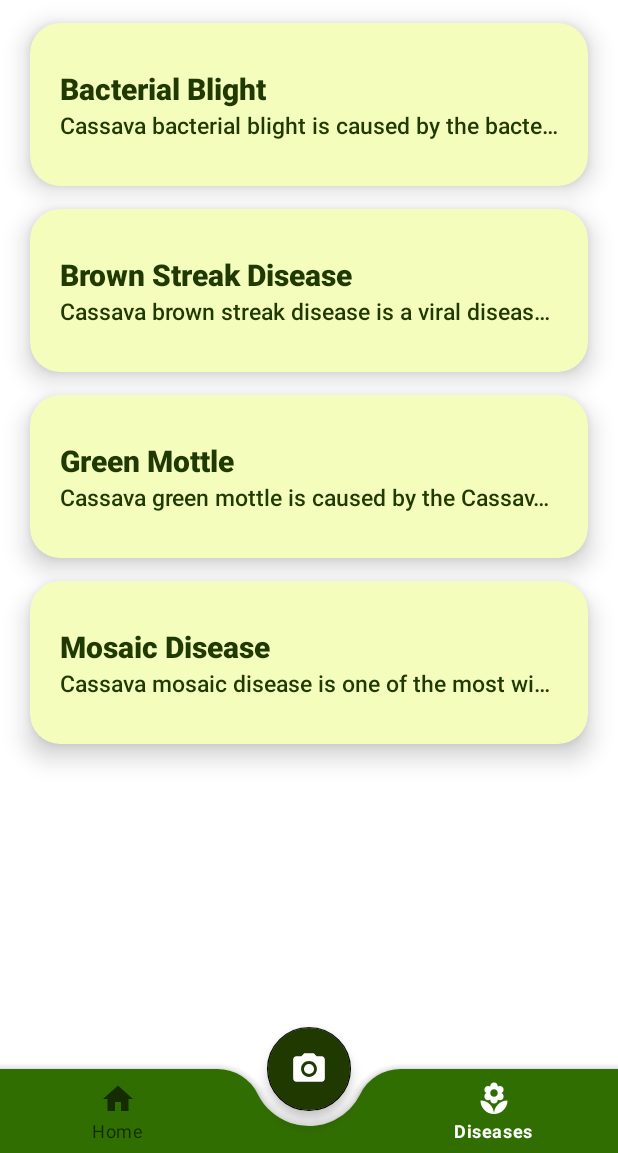
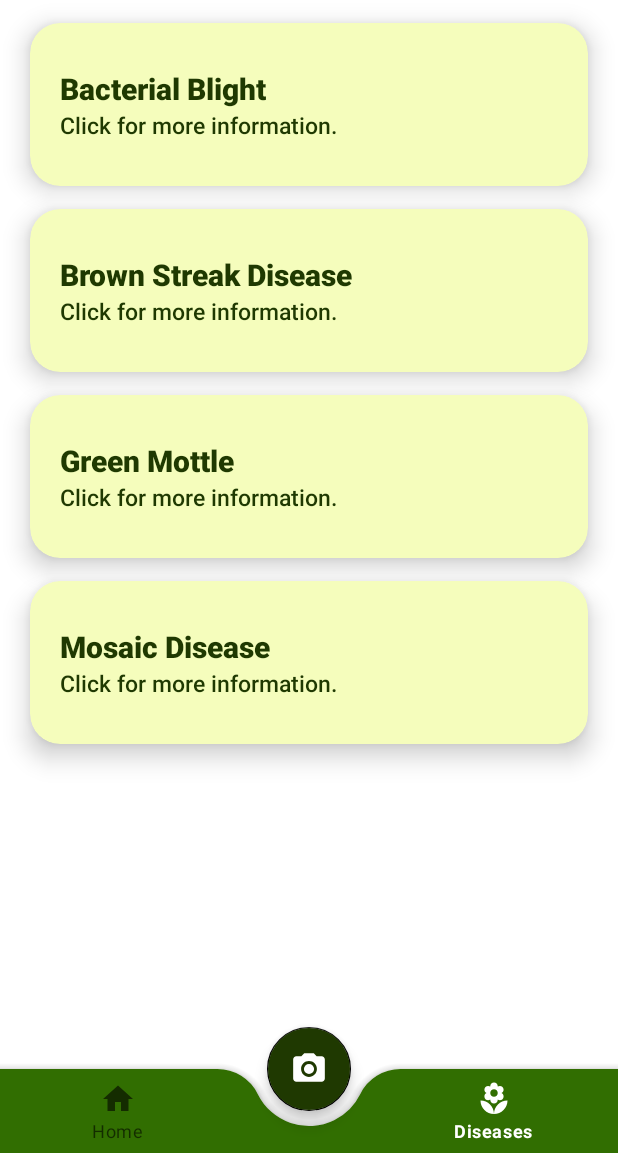
Before and after one commit to josephOrino/CassavaDx, an Android app: the screen it shows after launch (MainActivity), item 3 of the bottom bar chosen, on a phone screen of 412 x 824 dp, the part 83-1236 px from its top. Run offline under Robolectric (Android 15) with nearby library versions, the phone set to English and light mode, and no system bars; libraries missing offline, so code that uses them is left out: org.tensorflow.lite.

Commit message:
Added minor visual changes, corresponding treatment for each disease, working back button

```diff
--- a/app/src/main/java/com/example/cassavadx/DiseaseFragment.java
+++ b/app/src/main/java/com/example/cassavadx/DiseaseFragment.java
@@ -2,6 +2,7 @@ package com.example.cassavadx;
 
 import android.os.Bundle;
 
+import androidx.activity.OnBackPressedCallback;
 import androidx.cardview.widget.CardView;
 import androidx.fragment.app.Fragment;
 import androidx.fragment.app.FragmentManager;
@@ -26,7 +27,19 @@ public class DiseaseFragment extends Fragment {
         cardViewClick(view, R.id.greenMottleCV, R.string.green_mottle, R.string.green_mottle_description, R.string.green_mottle_treatment);
         cardViewClick(view, R.id.mosaicDiseaseCV, R.string.mosaic_disease, R.string.mosaic_disease_description, R.string.mosaic_disease_treatment);
 
+        // Intercept the back press event
+        OnBackPressedCallback callback = new OnBackPressedCallback(true) {
+            @Override
+            public void handleOnBackPressed() {
+                // Programmatically select the home tab in bottom navigation
+                if (getActivity() instanceof MainActivity) {
+                    ((MainActivity) getActivity()).navigateToHome();
+                }
+            }
+        };
 
+        // Add the callback to handle back press in this fragment
+        requireActivity().getOnBackPressedDispatcher().addCallback(getViewLifecycleOwner(), callback);
 
         return view;
     }
--- /dev/null
+++ b/app/src/main/res/drawable/baseline_arrow_back_24.xml
@@ -0,0 +1,5 @@
+<vector xmlns:android="http://schemas.android.com/apk/res/android" android:autoMirrored="true" android:height="24dp" android:tint="#FFFFFF" android:viewportHeight="24" android:viewportWidth="24" android:width="24dp">
+
+    <path android:fillColor="@android:color/white" android:pathData="M20,11H7.83l5.59,-5.59L12,4l-8,8 8,8 1.41,-1.41L7.83,13H20v-2z"/>
+
+</vector>
--- a/app/src/main/res/layout/activity_main.xml
+++ b/app/src/main/res/layout/activity_main.xml
@@ -28,11 +28,9 @@
     </FrameLayout>
 
     <FrameLayout
+        android:id="@+id/frame_layout"
         android:layout_width="match_parent"
-        android:layout_height="match_parent"
-        android:id="@+id/frame_layout"
-        >
-    </FrameLayout>
+        android:layout_height="match_parent"></FrameLayout>
 
     <com.google.android.material.bottomappbar.BottomAppBar
         android:id="@+id/bottomAppBar"
--- a/app/src/main/res/layout/fragment_description.xml
+++ b/app/src/main/res/layout/fragment_description.xml
@@ -6,7 +6,8 @@
     android:layout_width="match_parent"
     android:layout_height="match_parent"
     android:layout_marginTop="55dp"
-    tools:context=".DescriptionFragment">
+    tools:context=".DescriptionFragment"
+    android:background="@color/white">
 
     <androidx.cardview.widget.CardView
         android:layout_width="match_parent"
--- a/app/src/main/res/layout/fragment_disease.xml
+++ b/app/src/main/res/layout/fragment_disease.xml
@@ -8,6 +8,7 @@
     tools:context=".DiseaseFragment"
     android:layout_marginTop="55dp"
     android:orientation="vertical"
+    android:background="@color/white"
     >
 
     <androidx.cardview.widget.CardView
@@ -39,7 +40,7 @@
                 android:layout_width="match_parent"
                 android:layout_height="wrap_content"
                 android:fontFamily="sans-serif-medium"
-                android:text="@string/bacterial_blight_description"
+                android:text="@string/click_for_more_info"
                 android:textSize="15sp"
                 android:textColor="@color/dark_green"
                 android:layout_marginBottom="10dp"
@@ -79,7 +80,7 @@
                 android:layout_width="match_parent"
                 android:layout_height="wrap_content"
                 android:fontFamily="sans-serif-medium"
-                android:text="@string/brown_streak_description"
+                android:text="@string/click_for_more_info"
                 android:textSize="15sp"
                 android:textColor="@color/dark_green"
                 android:layout_marginBottom="10dp"
@@ -119,7 +120,7 @@
                 android:layout_width="match_parent"
                 android:layout_height="wrap_content"
                 android:fontFamily="sans-serif-medium"
-                android:text="@string/green_mottle_description"
+                android:text="@string/click_for_more_info"
                 android:textSize="15sp"
                 android:textColor="@color/dark_green"
                 android:layout_marginBottom="10dp"
@@ -159,7 +160,7 @@
                 android:layout_width="match_parent"
                 android:layout_height="wrap_content"
                 android:fontFamily="sans-serif-medium"
-                android:text="@string/mosaic_disease_description"
+                android:text="@string/click_for_more_info"
                 android:textSize="15sp"
                 android:textColor="@color/dark_green"
                 android:layout_marginBottom="10dp"
--- a/app/src/main/res/layout/fragment_home.xml
+++ b/app/src/main/res/layout/fragment_home.xml
@@ -9,6 +9,7 @@
     android:orientation="vertical"
     android:layout_gravity="center"
     android:padding="20dp"
+    android:background="@color/white"
     >
 
     <ImageView
--- a/app/src/main/res/layout/fragment_prediction.xml
+++ b/app/src/main/res/layout/fragment_prediction.xml
@@ -6,7 +6,8 @@
     android:layout_height="match_parent"
     tools:context=".PredictionFragment"
     android:layout_marginTop="55dp"
-    android:orientation="vertical">
+    android:orientation="vertical"
+    android:background="@color/white">
 
     <androidx.cardview.widget.CardView
         android:id="@+id/bacterialBlightCV"
@@ -59,7 +60,7 @@
                     android:layout_width="match_parent"
                     android:layout_height="wrap_content"
                     android:fontFamily="sans-serif-medium"
-                    android:text="Percentage rate: 99%"
+                    android:text="Prediction Confidence Rate: 99%"
                     android:textSize="15sp"
                     android:textColor="@color/dark_green"
                     android:layout_marginVertical="10dp"/>
--- a/app/src/main/res/values-night/themes.xml
+++ b/app/src/main/res/values-night/themes.xml
@@ -1,7 +1,15 @@
 <resources xmlns:tools="http://schemas.android.com/tools">
     <!-- Base application theme. -->
     <style name="Base.Theme.CassavaDx" parent="Theme.MaterialComponents.DayNight.NoActionBar">
-        <!-- Customize your dark theme here. -->
-        <!-- <item name="colorPrimary">@color/my_dark_primary</item> -->
+        <!-- Primary brand color. -->
+        <item name="colorPrimary">@color/white</item>
+        <item name="colorPrimaryVariant">@color/white</item>
+        <item name="colorOnPrimary">@color/black</item>
+        <!-- Secondary brand color. -->
+        <item name="colorSecondary">@color/black</item>
+        <item name="colorSecondaryVariant">@color/black</item>
+        <item name="colorOnSecondary">@color/white</item>
+        <!-- Status bar color. -->
+        <item name="android:statusBarColor">?attr/colorPrimaryVariant</item>
     </style>
 </resources>
--- a/app/src/main/res/values/strings.xml
+++ b/app/src/main/res/values/strings.xml
@@ -1,6 +1,8 @@
 <resources>
     <string name="app_name">Cassava Dx</string>
     <string name="open_camera">Open Camera</string>
+
+    <string name="click_for_more_info">Click for more information.</string>
 
     <string name="bacterial_blight">Bacterial Blight</string>
     <string name="bacterial_blight_description">Cassava bacterial blight is caused by the bacterium Xanthomonas axonopodis pv. manihotis. It is a devastating disease that results in wilting, yellowing of leaves, and the appearance of dark, water-soaked lesions on the leaf surface, stems, and petioles. The disease can spread rapidly during the rainy season and in areas with high humidity, causing significant damage to cassava plants and reducing yields.</string>
```
Also changed, not shown: app/src/main/java/com/example/cassavadx/DescriptionFragment.java (+15 -0 lines), app/src/main/java/com/example/cassavadx/MainActivity.java (+20 -6 lines), app/src/main/java/com/example/cassavadx/PredictionFragment.java (+42 -5 lines).
